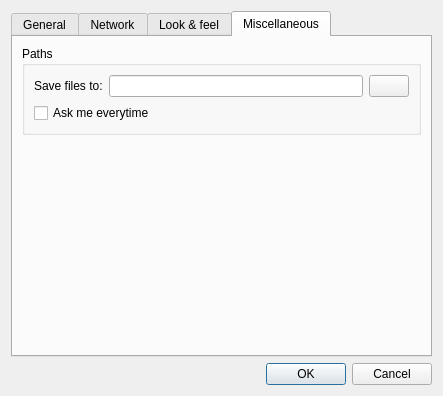
Before: the Qt Designer form ui/settingswindow.ui in WST/acid-pc, drawn with Qt 5.
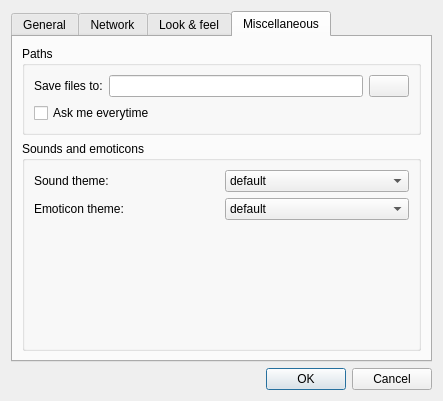
After: the same form once the commit is applied. The open tabs and pages were chosen to show the change. Icons and pictures are not drawn.

Commit message: Sound notifications

```diff
--- a/ui/settingswindow.ui
+++ b/ui/settingswindow.ui
@@ -7,7 +7,7 @@
     <x>0</x>
     <y>0</y>
     <width>443</width>
-    <height>396</height>
+    <height>401</height>
    </rect>
   </property>
   <property name="sizePolicy">
@@ -535,6 +535,48 @@
         </widget>
        </item>
        <item>
+        <widget class="QGroupBox" name="groupBox_9">
+         <property name="title">
+          <string>Sounds and emoticons</string>
+         </property>
+         <layout class="QVBoxLayout" name="verticalLayout_14">
+          <item>
+           <layout class="QGridLayout" name="gridLayout_7">
+            <item row="0" column="0">
+             <widget class="QLabel" name="label_14">
+              <property name="text">
+               <string>Sound theme:</string>
+              </property>
+             </widget>
+            </item>
+            <item row="0" column="1">
+             <widget class="QComboBox" name="sound_theme">
+              <item>
+               <property name="text">
+                <string>default</string>
+               </property>
+              </item>
+             </widget>
+            </item>
+            <item row="1" column="0">
+             <widget class="QLabel" name="label_15">
+              <property name="text">
+               <string>Emoticon theme:</string>
+              </property>
+             </widget>
+            </item>
+            <item row="1" column="1">
+             <widget class="QComboBox" name="emoticon_theme">
+              <item>
+               <property name="text">
+                <string>default</string>
+               </property>
+              </item>
+             </widget>
+            </item>
+           </layout>
+          </item>
+          <item>
         <spacer name="verticalSpacer_4">
          <property name="orientation">
           <enum>Qt::Vertical</enum>
@@ -546,6 +588,9 @@
           </size>
          </property>
         </spacer>
+          </item>
+         </layout>
+        </widget>
        </item>
       </layout>
      </widget>
```
Left out of the diff: 2 changed lines with no effect on the pictures. Lines whose indentation alone changed are shown as unchanged. The commit also changes 12 other files.
